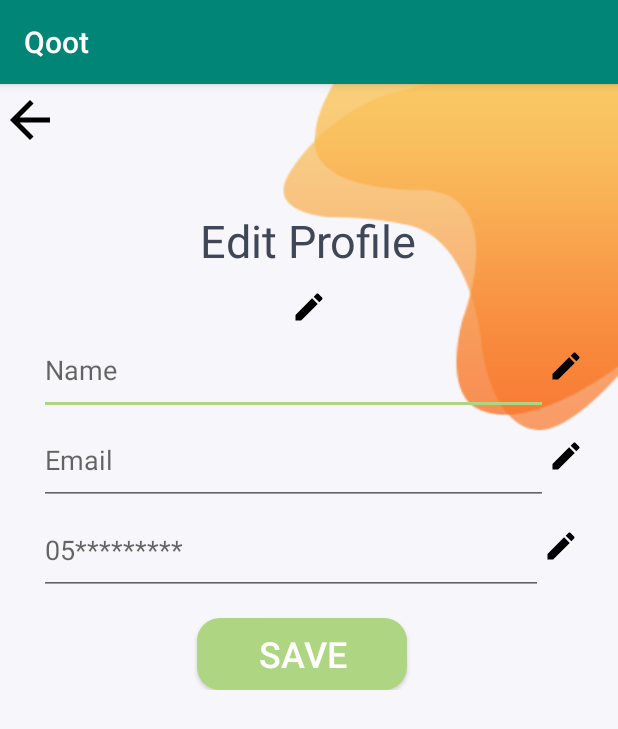
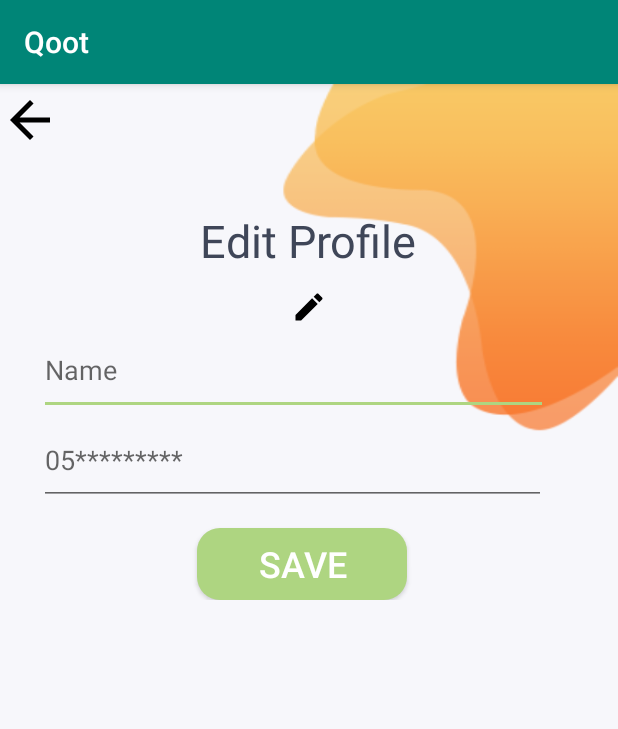
Before and after one commit to HussaSq/Qoot, an Android app: the EditDonatorProfile screen opened directly, with no data from a screen before it, on a phone screen of 412 x 824 dp. Shown: the top 729 px of the screen. Run offline under Robolectric (Android 15) with nearby library versions, the phone set to English and light mode, and no system bars; our stand-ins replace Firebase (no records; nobody signed in at launch, a user with empty details on screens opened directly).

Commit message:
edit Donator

```diff
--- a/app/src/main/java/com/example/qoot/EditDonatorProfile.java
+++ b/app/src/main/java/com/example/qoot/EditDonatorProfile.java
@@ -1,14 +1,215 @@
 package com.example.qoot;
 
+import androidx.annotation.NonNull;
 import androidx.appcompat.app.AppCompatActivity;
 
+import android.content.Intent;
 import android.os.Bundle;
+import android.util.Log;
+import android.view.View;
+import android.widget.Button;
+import android.widget.EditText;
+import android.widget.ImageView;
+import android.widget.Toast;
+
+import com.google.android.gms.tasks.OnFailureListener;
+import com.google.android.gms.tasks.OnSuccessListener;
+import com.google.firebase.auth.FirebaseAuth;
+import com.google.firebase.firestore.DocumentReference;
+import com.google.firebase.firestore.FirebaseFirestore;
 
 public class EditDonatorProfile extends AppCompatActivity {
 
+    public EditText NEW_NAME;
+    public EditText NEW_PHONE;
+
+    public ImageView NEW_IMAGE; // not important now
+    private ImageView editIcon; // not important now
+
+    private FirebaseFirestore fstore;
+    private FirebaseAuth mAuth;
+    DocumentReference Refrence;
+
+    // idk wth is this for
+    private static final String TAG = "";
+
+    //  save button
+    Button saveButton;
+
+    // what user type in fields
+    String s1, s2, Uid;
+
+    //if save is pressed
     @Override
     protected void onCreate(Bundle savedInstanceState) {
         super.onCreate(savedInstanceState);
         setContentView(R.layout.activity_edit_donator_profile);
+
+            NEW_NAME = findViewById(R.id.Name);
+            NEW_PHONE = findViewById(R.id.Phone_v);
+            NEW_IMAGE = findViewById(R.id.UserImage);
+
+            saveButton = findViewById(R.id.button);
+            editIcon = findViewById(R.id.edit_photo);
+
+            // firebase initialize
+            mAuth = FirebaseAuth.getInstance();
+            fstore =FirebaseFirestore.getInstance();
+
+        Uid = FirebaseAuth.getInstance().getCurrentUser().getUid();
+
+        //take from user
+        s1 = NEW_NAME.getText().toString();
+        s2 = NEW_PHONE.getText().toString();
+
+            saveButton.setOnClickListener(new View.OnClickListener() {
+
+                @Override
+                public void onClick(View v) {
+
+                    //------ check name -------------
+                    if (containsDigit(s1)) {
+                        NEW_NAME.setError("Please enter a valid name with no numbers");
+                        return;
+                    }
+                    if (s1.length() == 1) {
+                        NEW_NAME.setError("Please enter a valid name length");
+                        return;
+                    }
+                    // ---------------- check number -------------
+                    if (containsLetters(s2)) {
+                        NEW_PHONE.setError("Please enter a valid phone number with no letters");
+                        return;
+                    }
+                    if (s2.length() < 10) {
+                        NEW_PHONE.setError("Please enter a valid phone length (10 Digits)");
+                        return;
+                    }
+                    if (!s2.startsWith("05")) {
+                        NEW_PHONE.setError("Please enter a valid phone length (Start with 05)");
+                        return;
+                    }
+
+                    // معليش على البدائيه بس اذا عندكم حل احسن قولو
+                    int counter=0;
+                    if (Uid != null) {
+                        if (!(s1.isEmpty() || s1 == null))
+                            Updatename(s1);
+                        else
+                            counter++;
+                        if (!(s2.isEmpty() || s2 == null))
+                            UpdatePhone(s2);
+                        else
+                            counter++;
+                        if (counter == 2)
+                        {
+                            Toast.makeText(EditDonatorProfile.this, "No Changes on profile", Toast.LENGTH_SHORT).show();
+                            startActivity(new Intent(EditDonatorProfile.this, DonatorProfile.class));
+                        }
+                        Toast.makeText(EditDonatorProfile.this, "Changes Saved successfully", Toast.LENGTH_SHORT).show();
+                        startActivity(new Intent(EditDonatorProfile.this, DonatorProfile.class));
+                    }
+                }
+            });
+        }
+    // -------------------------------------------------METHODS------------------------------------------------
+    public void editPhoto(View v){
+
+        // .... here we will have the code for editing the photo that I ( ABEER ) don't know yet :(
     }
+
+    public void Updatename(String name){
+
+        // same as firebase
+        Refrence = fstore.collection("users").document(Uid);
+
+        Refrence
+
+                .update("name", name)
+                .addOnSuccessListener(new OnSuccessListener<Void>() {
+                    @Override
+                    public void onSuccess(Void aVoid) {
+                        Log.d(TAG, "Name successfully updated!");
+                    }
+                })
+                .addOnFailureListener(new OnFailureListener() {
+                    @Override
+                    public void onFailure(@NonNull Exception e) {
+                        Log.w(TAG, "Error updating Name", e);
+                    }
+                });
+    }
+    public void UpdatePhone (String phone){
+
+        Refrence = fstore.collection("users").document(Uid);
+
+        Refrence
+
+                .update("phone", phone)
+                .addOnSuccessListener(new OnSuccessListener<Void>() {
+                    @Override
+                    public void onSuccess(Void aVoid) {
+                        Log.d(TAG, "phone successfully updated!");
+                    }
+                })
+                .addOnFailureListener(new OnFailureListener() {
+                    @Override
+                    public void onFailure(@NonNull Exception e) {
+                        Log.w(TAG, "Error updating Phone", e);
+                    }
+                });
+    }
+
+
+    // extra methods for checking
+    public final boolean containsDigit(String s) {
+        boolean containsDigit = false;
+
+        if (s != null && !s.isEmpty()) {
+            for (char c : s.toCharArray()) {
+                if (containsDigit = Character.isDigit(c)) {
+                    break;
+                }
+            }
+        }
+
+        return containsDigit;
+    }
+    public final boolean containsLetters(String s) {
+        boolean containsLetters = false;
+
+        if (s != null && !s.isEmpty()) {
+            for (char c : s.toCharArray()) {
+                if (containsLetters = Character.isLetter(c)) {
+                    break;
+                }
+            }
+        }
+
+        return containsLetters;
+    }
+
+    public void OpenProfileDonator(View view) {
+        startActivity(new Intent(EditDonatorProfile.this,DonatorProfile.class));
+    }
+
+        /*      اذا ما ضبط اللي فوق هذي بلان بي -عبير
+    FirebaseUser user = FirebaseAuth.getInstance().getCurrentUser();
+
+UserProfileChangeRequest profileUpdates = new UserProfileChangeRequest.Builder()
+        .setDisplayName("Jane Q. User")
+        .setPhotoUri(Uri.parse("https://example.com/jane-q-user/profile.jpg"))
+        .build();
+
+user.updateProfile(profileUpdates)
+        .addOnCompleteListener(new OnCompleteListener<Void>() {
+            @Override
+            public void onComplete(@NonNull Task<Void> task) {
+                if (task.isSuccessful()) {
+                    Log.d(TAG, "User profile updated.");
+                }
+            }
+        });
+     */
+
 }
--- a/app/src/main/java/com/example/qoot/RegisterAsVolunteer.java
+++ b/app/src/main/java/com/example/qoot/RegisterAsVolunteer.java
@@ -65,7 +65,6 @@ public class RegisterAsVolunteer extends AppCompatActivity {
 
         //initialize firebase Authentication
         mAuth = FirebaseAuth.getInstance();
-
         // DROP DOWN CODE
         final String[] types = new String[]{"Small", "Medium", "Truck","None"};
         ArrayAdapter<String> adapter = new ArrayAdapter<String>(this, android.R.layout.simple_spinner_dropdown_item, types);
--- a/app/src/main/res/layout/activity_donator_profile.xml
+++ b/app/src/main/res/layout/activity_donator_profile.xml
@@ -51,7 +51,8 @@
             app:srcCompat="@drawable/ic_edit_black_24dp"
             tools:ignore="MissingConstraints,VectorDrawableCompat"
             tools:layout_editor_absoluteX="358dp"
-            tools:layout_editor_absoluteY="27dp" />
+            tools:layout_editor_absoluteY="27dp"
+            android:onClick="OpenEditProfilePage"/>
 
     </androidx.constraintlayout.widget.ConstraintLayout>
 
@@ -159,7 +160,8 @@
             app:layout_constraintBottom_toBottomOf="parent"
             app:layout_constraintEnd_toEndOf="parent"
             app:layout_constraintStart_toStartOf="parent"
-            tools:ignore="MissingConstraints" />
+            tools:ignore="MissingConstraints"
+            android:onClick="OpenLogOut"/>
 
 
     </androidx.constraintlayout.widget.ConstraintLayout>
--- a/app/src/main/res/layout/activity_edit_donator_profile.xml
+++ b/app/src/main/res/layout/activity_edit_donator_profile.xml
@@ -15,7 +15,9 @@
         android:layout_marginTop="4dp"
         android:src="@drawable/ic_arrow_back_black_24dp"
         app:layout_constraintStart_toStartOf="parent"
-        app:layout_constraintTop_toTopOf="parent" />
+        app:layout_constraintTop_toTopOf="parent"
+        android:onClick="OpenProfileDonator"
+        tools:ignore="OnClick" />
 
 
 
@@ -78,44 +80,12 @@
                 android:hint="Name"
                 android:inputType="textPersonName" />
 
-            <ImageView
-                android:id="@+id/edit_name"
-                android:layout_width="wrap_content"
-                android:layout_height="wrap_content"
-                android:src="@drawable/ic_edit_black_24dp"
-                app:layout_constraintEnd_toEndOf="@id/Name"
-                tools:ignore="MissingConstraints"
-                tools:layout_editor_absoluteY="306dp"
-                android:layout_marginTop="15dp"/>
-
         </LinearLayout>
 
         <LinearLayout
             android:layout_width="match_parent"
             android:layout_height="wrap_content"
-            android:orientation="horizontal">
-
-            <EditText
-                android:id="@+id/email_v"
-                android:layout_width="339dp"
-                android:layout_height="60dp"
-                android:layout_marginLeft="12dp"
-                android:ems="10"
-                android:hint="Email"
-                android:inputType="textEmailAddress" />
-
-            <ImageView
-                android:id="@+id/edit_email"
-                android:layout_width="wrap_content"
-                android:layout_height="wrap_content"
-                app:layout_constraintEnd_toEndOf="@id/email_v"
-                android:src="@drawable/ic_edit_black_24dp"
-                tools:layout_editor_absoluteX="333dp"
-                tools:layout_editor_absoluteY="362dp"
-                tools:ignore="MissingConstraints"
-                android:layout_marginTop="15dp"/>
-
-        </LinearLayout>
+            android:orientation="horizontal"/>
 
 
         <LinearLayout
@@ -125,23 +95,13 @@
 
             <EditText
                 android:id="@+id/Phone_v"
-                android:layout_width="336dp"
+                android:layout_width="338dp"
                 android:layout_height="60dp"
                 android:layout_marginLeft="12dp"
                 android:ems="10"
                 android:hint="05*********"
                 android:inputType="phone" />
 
-            <ImageView
-                android:id="@+id/edit_phone"
-                android:layout_width="wrap_content"
-                android:layout_height="wrap_content"
-                app:layout_constraintEnd_toEndOf="@id/Phone_v"
-                android:src="@drawable/ic_edit_black_24dp"
-                tools:layout_editor_absoluteX="333dp"
-                tools:layout_editor_absoluteY="427dp"
-                tools:ignore="MissingConstraints"
-                android:layout_marginTop="15dp"/>
         </LinearLayout>
 
         <Button
```
Also changed, not shown: app/src/main/res/layout/activity_edit_volunteer_profile.xml (+1 -12 lines), app/src/main/res/layout/activity_volunteer_profile.xml (+5 -8 lines).
